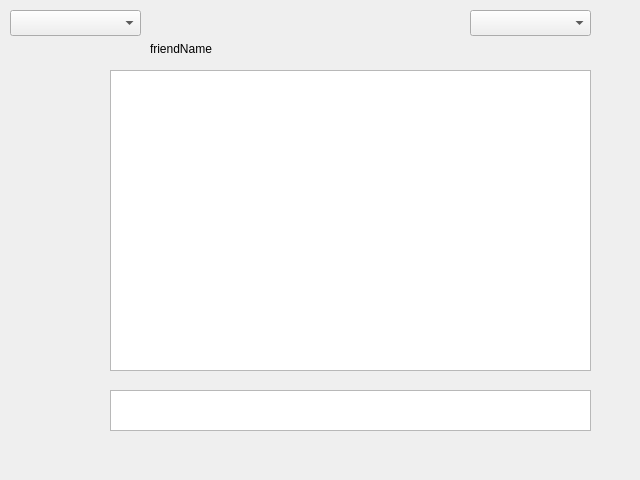
First picture: the form in client/forms/privatemessages.ui, repository Eric-dot-png/Project-OOM, before the edit.
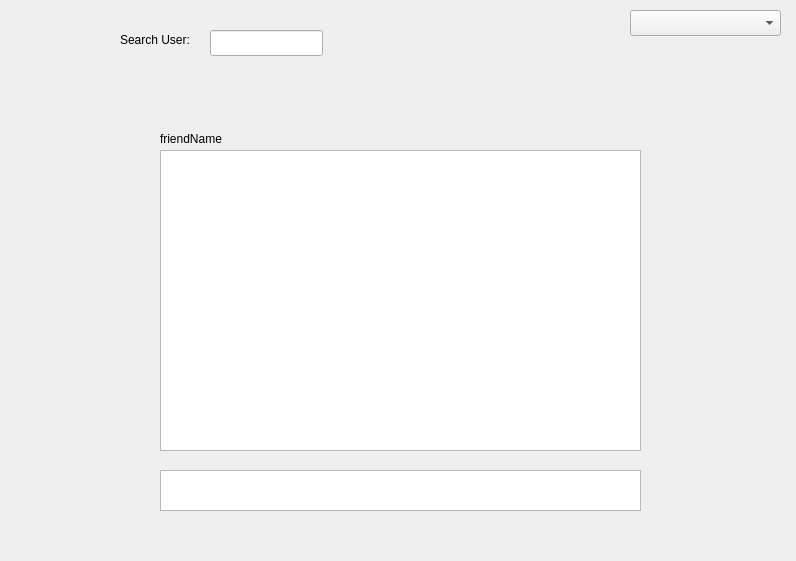
Second picture: the form after the edit.

What changed in the file:
```diff
--- a/client/forms/privatemessages.ui
+++ b/client/forms/privatemessages.ui
@@ -6,8 +6,8 @@
    <rect>
     <x>0</x>
     <y>0</y>
-    <width>640</width>
-    <height>480</height>
+    <width>796</width>
+    <height>561</height>
    </rect>
   </property>
   <property name="windowTitle">
@@ -16,8 +16,8 @@
   <widget class="QTextEdit" name="textEdit">
    <property name="geometry">
     <rect>
-     <x>110</x>
-     <y>390</y>
+     <x>160</x>
+     <y>470</y>
      <width>481</width>
      <height>41</height>
     </rect>
@@ -26,8 +26,8 @@
   <widget class="QTextBrowser" name="textBrowser">
    <property name="geometry">
     <rect>
-     <x>110</x>
-     <y>70</y>
+     <x>160</x>
+     <y>150</y>
      <width>481</width>
      <height>301</height>
     </rect>
@@ -36,9 +36,9 @@
   <widget class="QLabel" name="friendNameLabel">
    <property name="geometry">
     <rect>
-     <x>150</x>
-     <y>40</y>
-     <width>81</width>
+     <x>160</x>
+     <y>130</y>
+     <width>441</width>
      <height>18</height>
     </rect>
    </property>
@@ -46,31 +46,60 @@
     <string>friendName</string>
    </property>
   </widget>
-  <widget class="QComboBox" name="friendCombobox">
-   <property name="geometry">
-    <rect>
-     <x>10</x>
-     <y>10</y>
-     <width>131</width>
-     <height>26</height>
-    </rect>
-   </property>
-   <property name="whatsThis">
-    <string extracomment="Pick a friend to chat with"/>
-   </property>
-  </widget>
   <widget class="QComboBox" name="serverCombobox">
    <property name="geometry">
     <rect>
-     <x>470</x>
+     <x>630</x>
      <y>10</y>
-     <width>121</width>
+     <width>151</width>
      <height>26</height>
     </rect>
    </property>
    <property name="whatsThis">
     <string extracomment="Pick a server tp view"/>
    </property>
+   <property name="placeholderText">
+    <string>Choose a Server...</string>
+   </property>
+  </widget>
+  <widget class="QLineEdit" name="searchUserTextbox">
+   <property name="geometry">
+    <rect>
+     <x>210</x>
+     <y>30</y>
+     <width>113</width>
+     <height>26</height>
+    </rect>
+   </property>
+  </widget>
+  <widget class="QLabel" name="label">
+   <property name="geometry">
+    <rect>
+     <x>120</x>
+     <y>30</y>
+     <width>81</width>
+     <height>20</height>
+    </rect>
+   </property>
+   <property name="text">
+    <string>Search User:</string>
+   </property>
+  </widget>
+  <widget class="QLabel" name="userNotFoundLabel">
+   <property name="geometry">
+    <rect>
+     <x>330</x>
+     <y>30</y>
+     <width>191</width>
+     <height>21</height>
+    </rect>
+   </property>
+   <property name="text">
+    <string/>
+   </property>
+   <property name="wordWrap">
+    <bool>true</bool>
+   </property>
   </widget>
  </widget>
  <tabstops>
```
Left out of the diff: 1 changed line with no effect on the pictures.
